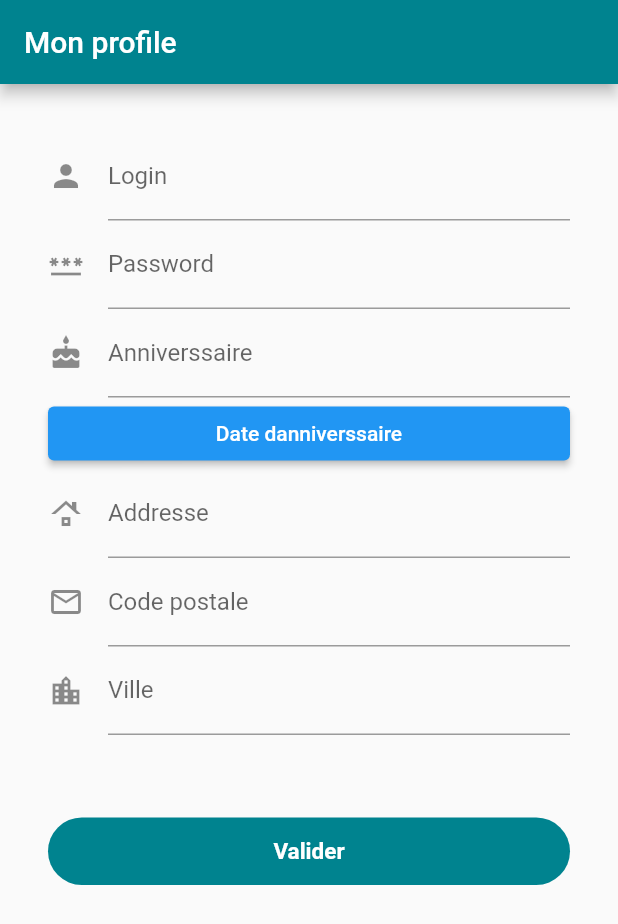
After one commit to AmineMarzak1/miaged_Marzak_Amine, a Flutter app: the Profil screen opened directly, on a phone screen of 412 x 824 dp. The commit adds this screen. Shown: the top 924 px of the screen. Run offline on Flutter 3.47's test engine with Material 2 defaults, Android fonts, the phone set to English and light mode, and no system bars; our stand-ins replace firebase_auth, firebase_core, fluttertoast, lottie; accounts and stored records are empty; network calls fail.

Commit message:
ajout de la page profile

```diff
--- a/lib/SignUpScreen.dart
+++ b/lib/SignUpScreen.dart
@@ -1,10 +1,11 @@
 import 'dart:ui';
 
 import 'package:firebase_auth/firebase_auth.dart';
+import 'package:miaged/Homescreen.dart';
 
 import 'Component.dart';
 import 'Toast.dart';
-import 'homescreen.dart';
+import 'Homescreen.dart';
 import 'package:flutter/material.dart';
 
 import 'loginscreen.dart';
@@ -131,7 +132,7 @@ class _signUpScreenState extends State<signUpScreen> {
                                       context,
                                       MaterialPageRoute(
                                           builder: (context) =>
-                                              homescreen(name: '')));
+                                              Homescreen()));
                                 }).onError((error, stackTrace) {
                                   print("error");
 
--- a/lib/Splashscreen.dart
+++ b/lib/Splashscreen.dart
@@ -24,7 +24,7 @@ class _splashscreenState extends State<splashscreen> {
       Timer(
         const Duration(seconds: 5),
             () => Navigator.push(context,
-            MaterialPageRoute(builder: (context) => homescreen(name: ''))),
+            MaterialPageRoute(builder: (context) => Homescreen())),
       );
     } else {
       Timer(
--- a/lib/loginscreen.dart
+++ b/lib/loginscreen.dart
@@ -10,6 +10,7 @@ import 'package:flutter/material.dart';
 import 'Forgetpassword.dart';
 import 'Homescreen.dart';
 import 'SignUpScreen.dart';
+import 'navbar.dart';
 import 'Toast.dart';
 
 class loginscreen extends StatefulWidget {
@@ -157,7 +158,7 @@ class _loginscreenState extends State<loginscreen> {
                                       context,
                                       MaterialPageRoute(
                                           builder: (context) =>
-                                              homescreen(name: '')));
+                                              BottomNavController()));
                                 }).onError((error, stackTrace) {
                                   toastmessage(error.toString());
                                 });
--- /dev/null
+++ b/lib/profil.dart
@@ -0,0 +1,105 @@
+import 'package:flutter/material.dart';
+
+import 'package:firebase_auth/firebase_auth.dart';
+
+import 'Component.dart';
+import 'Toast.dart';
+import 'navbar.dart';
+
+class Profil extends StatefulWidget {
+  @override
+  _ProfilState createState() => new _ProfilState();
+}
+
+
+enum Groups { groupe1, groupe2}
+class _ProfilState extends State<Profil> {
+
+  bool isChecked1 = false;
+  bool isChecked2 = false;
+  String _value = 'Mon profile';
+  String _valueq1 = 'Entrer votre date d anniverssaire';
+  String _valueq2 = '   Parmi ces langages lesquels vous maitrisez?';
+
+  Future _selectDate() async {
+    DateTime? picked = await showDatePicker(
+        context: context,
+        initialDate: new DateTime.now(),
+        firstDate: new DateTime(1900),
+        lastDate: new DateTime.now(),
+    );
+    if (picked != null) setState(() => _valueq1 = picked.toString());
+  }
+
+  @override
+  static const String _title = 'Mon profile';
+  Groups? _character = Groups.groupe1;
+  // user10@gmail.com
+  Widget build(BuildContext context) {
+    return Scaffold(
+        appBar: AppBar(
+            backgroundColor: bcolor,
+            automaticallyImplyLeading: false,
+            title: const Text(_title)),
+        body: new ListView(
+            padding: new EdgeInsets.all(32.0),
+            //child: new Column(
+            children: <Widget>[
+              new TextField(
+                decoration: new InputDecoration(
+                  labelText: 'Login',
+                  hintText: 'Enter your user name',
+                  icon: new Icon(Icons.person),
+                ),
+              ), // login
+              new TextField(
+                obscureText: true,
+                decoration: new InputDecoration(
+                  labelText: 'Password',
+                  hintText: 'Enter your pwd',
+                  icon: new Icon(Icons.password),
+                ),
+              ), // pwd
+              new TextField(
+                decoration: new InputDecoration(
+                  labelText: 'Anniverssaire',
+                  hintText: _valueq1,
+                  icon: new Icon(Icons.cake),
+                ),
+              ), // anniv
+              new ElevatedButton(onPressed: _selectDate, child: new Text('Date d''anniverssaire'),),
+              new TextField(
+                decoration: new InputDecoration(
+                  labelText: 'Addresse',
+                  hintText: 'Entrer votre addresse',
+                  icon: new Icon(Icons.roofing),
+                ),
+              ), // addresse
+              new TextField(
+                decoration: new InputDecoration(
+                  labelText: 'Code postale',
+                  hintText: 'Entrer votre code postale',
+                  icon: new Icon(Icons.local_post_office_outlined),
+                ),
+              ), // code postale
+              new TextField(
+                decoration: new InputDecoration(
+                  labelText: 'Ville',
+                  hintText: 'Entrer votre ville',
+                  icon: new Icon(Icons.location_city),
+                ),
+              ), // ville
+              SizedBox(
+                height: 55,
+              ),
+              roundbutton(
+                  title: "Valider",
+                  tapfun: () {
+
+                  }),
+            ]
+          // )
+        )
+    );
+  }
+}
```
Also changed, not shown: lib/Homescreen.dart (+5 -57 lines), lib/navbar.dart (added, +80 -0 lines), lib/panier.dart (added, +94 -0 lines).
